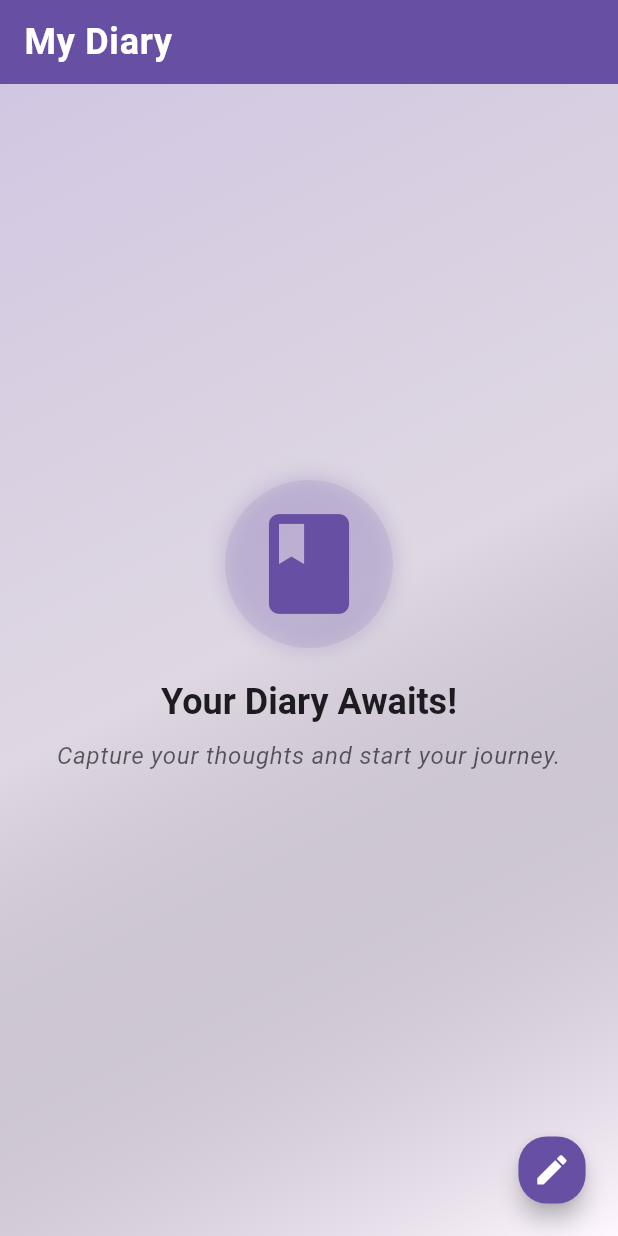
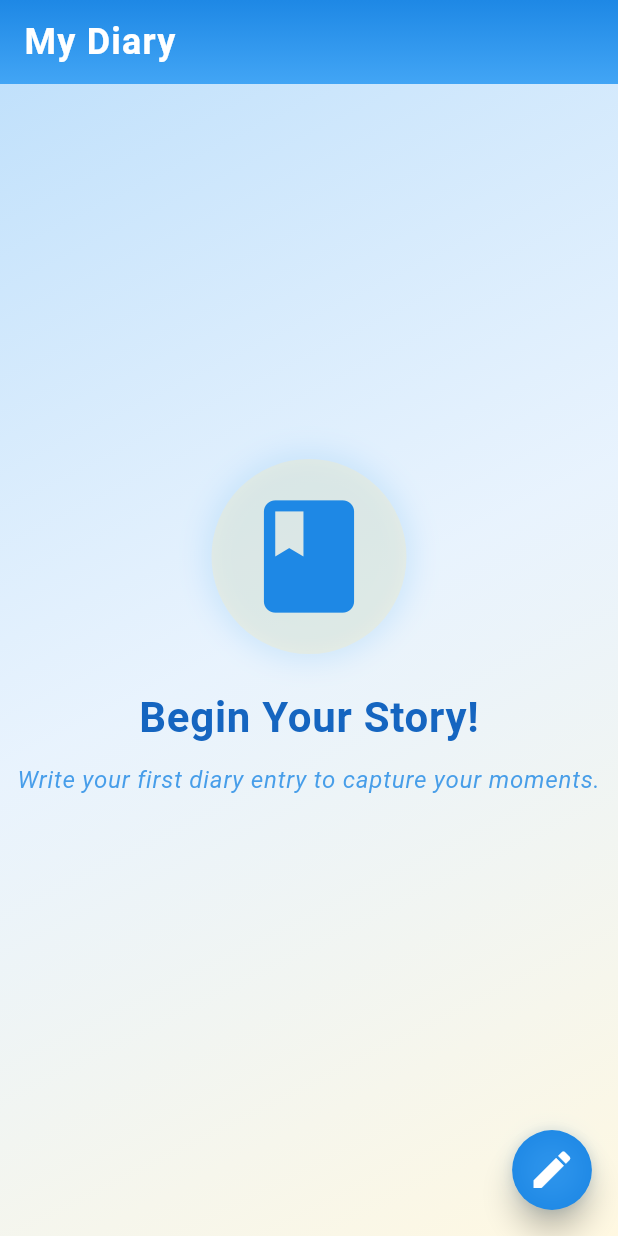
Before and after one commit to lshee9008/EmoTrack, a Flutter app: the screen it shows after launch, on a phone screen of 412 x 824 dp. Run offline on Flutter 3.47's test engine with Material 3 defaults, Android fonts, the phone set to English and light mode, and no system bars; our stand-ins replace flutter_staggered_animations, sqflite_common_ffi; accounts and stored records are empty.

Commit message:
홈스크린 파란색감으로 변경

```diff
--- a/front/emotrack_front/lib/screens/home_screen.dart
+++ b/front/emotrack_front/lib/screens/home_screen.dart
@@ -6,61 +6,110 @@ import '../screens/diary_entry_screen.dart';
 import '../screens/diary_detail_screen.dart';
 import '../widgets/diary_card.dart';
 
-class HomeScreen extends StatelessWidget {
+class HomeScreen extends StatefulWidget {
   const HomeScreen({super.key});
+
+  @override
+  _HomeScreenState createState() => _HomeScreenState();
+}
+
+class _HomeScreenState extends State<HomeScreen>
+    with SingleTickerProviderStateMixin {
+  late AnimationController _fabController;
+  late Animation<double> _fabAnimation;
+
+  @override
+  void initState() {
+    super.initState();
+    _fabController = AnimationController(
+      vsync: this,
+      duration: const Duration(milliseconds: 1200),
+    )..repeat(reverse: true);
+    _fabAnimation = Tween<double>(
+      begin: 0.9,
+      end: 1.0,
+    ).animate(CurvedAnimation(parent: _fabController, curve: Curves.easeInOut));
+  }
+
+  @override
+  void dispose() {
+    _fabController.dispose();
+    super.dispose();
+  }
 
   Future<bool?> _showDeleteDialog(BuildContext context, ThemeData theme) {
     return showDialog<bool>(
       context: context,
+      barrierColor: Colors.black.withOpacity(0.3),
       builder: (context) => Dialog(
         shape: RoundedRectangleBorder(
-          borderRadius: BorderRadius.circular(20.0),
+          borderRadius: BorderRadius.circular(24.0),
         ),
-        backgroundColor: theme.colorScheme.surface.withOpacity(0.95),
-        elevation: 8,
+        backgroundColor: theme.colorScheme.surface.withOpacity(0.9),
+        elevation: 10,
         child: Container(
-          padding: const EdgeInsets.all(20.0),
+          padding: const EdgeInsets.all(24.0),
           decoration: BoxDecoration(
-            borderRadius: BorderRadius.circular(20.0),
+            borderRadius: BorderRadius.circular(24.0),
             border: Border.all(
-              color: theme.colorScheme.primary.withOpacity(0.3),
+              color: theme.colorScheme.onSurface.withOpacity(0.2),
               width: 1.5,
             ),
+            boxShadow: [
+              BoxShadow(
+                color: Colors.black.withOpacity(0.1),
+                blurRadius: 20,
+                spreadRadius: 5,
+              ),
+            ],
           ),
           child: Column(
             mainAxisSize: MainAxisSize.min,
             children: [
               Text(
-                'Delete Diary',
+                'Delete Diary Entry',
                 style: theme.textTheme.titleLarge?.copyWith(
-                  fontWeight: FontWeight.bold,
+                  fontWeight: FontWeight.w700,
                   color: theme.colorScheme.onSurface,
                 ),
               ),
-              const SizedBox(height: 12),
+              const SizedBox(height: 16),
               Text(
-                'Are you sure you want to delete this diary entry? This action cannot be undone.',
+                'Are you sure you want to delete this entry? This action is permanent.',
                 style: theme.textTheme.bodyMedium?.copyWith(
                   color: theme.colorScheme.onSurface.withOpacity(0.8),
+                  height: 1.4,
                 ),
                 textAlign: TextAlign.center,
               ),
-              const SizedBox(height: 20),
+              const SizedBox(height: 24),
               Row(
                 mainAxisAlignment: MainAxisAlignment.spaceEvenly,
                 children: [
                   TextButton(
+                    style: TextButton.styleFrom(
+                      padding: const EdgeInsets.symmetric(
+                        horizontal: 16,
+                        vertical: 12,
+                      ),
+                    ),
                     onPressed: () => Navigator.pop(context, false),
                     child: Text(
                       'Cancel',
                       style: TextStyle(
-                        color: theme.colorScheme.primary,
+                        color: Colors.blue.shade600,
                         fontWeight: FontWeight.w600,
                         fontSize: 16,
                       ),
                     ),
                   ),
                   TextButton(
+                    style: TextButton.styleFrom(
+                      padding: const EdgeInsets.symmetric(
+                        horizontal: 16,
+                        vertical: 12,
+                      ),
+                    ),
                     onPressed: () => Navigator.pop(context, true),
                     child: Text(
                       'Delete',
@@ -90,9 +139,9 @@ class HomeScreen extends StatelessWidget {
             begin: Alignment.topLeft,
             end: Alignment.bottomRight,
             colors: [
-              theme.colorScheme.primary.withOpacity(0.3),
-              theme.colorScheme.secondary.withOpacity(0.2),
-              theme.colorScheme.background,
+              Colors.blue.shade100,
+              Colors.blue.shade50.withOpacity(0.8),
+              Colors.amber.shade50,
             ],
             stops: const [0.0, 0.5, 1.0],
           ),
@@ -104,13 +153,13 @@ class HomeScreen extends StatelessWidget {
                 'My Diary',
                 style: theme.textTheme.headlineSmall?.copyWith(
                   fontWeight: FontWeight.w700,
-                  color: theme.colorScheme.onPrimary,
-                  letterSpacing: 0.5,
+                  color: Colors.white,
+                  letterSpacing: 0.8,
                 ),
               ),
-              backgroundColor: theme.colorScheme.primary,
-              elevation: 4,
-              shadowColor: theme.colorScheme.primary.withOpacity(0.3),
+              backgroundColor: Colors.blue.shade600,
+              elevation: 6,
+              shadowColor: Colors.blue.shade600.withOpacity(0.4),
               floating: true,
               snap: true,
               pinned: true,
@@ -120,10 +169,7 @@ class HomeScreen extends StatelessWidget {
                     gradient: LinearGradient(
                       begin: Alignment.topCenter,
                       end: Alignment.bottomCenter,
-                      colors: [
-                        theme.colorScheme.primary,
-                        theme.colorScheme.primary.withOpacity(0.7),
-                      ],
+                      colors: [Colors.blue.shade600, Colors.blue.shade400],
                     ),
                   ),
                 ),
@@ -134,8 +180,8 @@ class HomeScreen extends StatelessWidget {
                 onRefresh: () async {
                   await context.read<DiaryProvider>().fetchDiaries();
                 },
-                color: theme.colorScheme.onPrimary,
-                backgroundColor: theme.colorScheme.primary,
+                color: Colors.white,
+                backgroundColor: Colors.blue.shade600,
                 displacement: 20.0,
                 child: Consumer<DiaryProvider>(
                   builder: (context, provider, child) {
@@ -145,11 +191,12 @@ class HomeScreen extends StatelessWidget {
                         child: Center(
                           child: CircularProgressIndicator(
                             valueColor: AlwaysStoppedAnimation<Color>(
-                              theme.colorScheme.primary,
+                              Colors.blue.shade600,
                             ),
                             strokeWidth: 3.0,
-                            backgroundColor: theme.colorScheme.primary
-                                .withOpacity(0.2),
+                            backgroundColor: Colors.blue.shade100.withOpacity(
+                              0.3,
+                            ),
                           ),
                         ),
                       );
@@ -162,42 +209,42 @@ class HomeScreen extends StatelessWidget {
                             mainAxisAlignment: MainAxisAlignment.center,
                             children: [
                               Container(
-                                padding: const EdgeInsets.all(16.0),
+                                padding: const EdgeInsets.all(20.0),
                                 decoration: BoxDecoration(
                                   shape: BoxShape.circle,
-                                  color: theme.colorScheme.primary.withOpacity(
-                                    0.1,
-                                  ),
+                                  color: Colors.amber.shade100.withOpacity(0.3),
                                   boxShadow: [
                                     BoxShadow(
-                                      color: theme.colorScheme.primary
-                                          .withOpacity(0.2),
-                                      blurRadius: 10,
-                                      spreadRadius: 2,
+                                      color: Colors.blue.shade200.withOpacity(
+                                        0.3,
+                                      ),
+                                      blurRadius: 15,
+                                      spreadRadius: 5,
                                     ),
                                   ],
                                 ),
                                 child: Icon(
                                   Icons.book_rounded,
-                                  size: 80,
-                                  color: theme.colorScheme.primary,
+                                  size: 90,
+                                  color: Colors.blue.shade600,
                                 ),
                               ),
-                              const SizedBox(height: 20),
+                              const SizedBox(height: 24),
                               Text(
-                                'Your Diary Awaits!',
-                                style: theme.textTheme.headlineSmall?.copyWith(
+                                'Begin Your Story!',
+                                style: theme.textTheme.headlineMedium?.copyWith(
                                   fontWeight: FontWeight.bold,
-                                  color: theme.colorScheme.onSurface,
+                                  color: Colors.blue.shade800,
+                                  letterSpacing: 0.5,
                                 ),
                               ),
-                              const SizedBox(height: 8),
+                              const SizedBox(height: 12),
                               Text(
-                                'Capture your thoughts and start your journey.',
+                                'Write your first diary entry to capture your moments.',
                                 style: theme.textTheme.bodyLarge?.copyWith(
-                                  color: theme.colorScheme.onSurface
-                                      .withOpacity(0.7),
+                                  color: Colors.blue.shade600.withOpacity(0.8),
                                   fontStyle: FontStyle.italic,
+                                  height: 1.4,
                                 ),
                                 textAlign: TextAlign.center,
                               ),
@@ -212,19 +259,20 @@ class HomeScreen extends StatelessWidget {
                         shrinkWrap: true,
                         padding: const EdgeInsets.symmetric(
                           horizontal: 16.0,
-                          vertical: 16.0,
+                          vertical: 20.0,
                         ),
                         itemCount: provider.diaries.length,
                         itemBuilder: (context, index) {
                           final diary = provider.diaries[index];
                           return AnimationConfiguration.staggeredList(
                             position: index,
-                            duration: const Duration(milliseconds: 500),
+                            duration: const Duration(milliseconds: 600),
                             child: SlideAnimation(
-                              verticalOffset: 50.0,
+                              verticalOffset: 60.0,
                               child: FadeInAnimation(
                                 child: ScaleAnimation(
-                                  scale: 0.95,
+                                  scale: 0.9,
+                                  child: BounceAnimation(
                                     child: Padding(
                                       padding: const EdgeInsets.only(
                                         bottom: 16.0,
@@ -256,7 +304,7 @@ class HomeScreen extends StatelessWidget {
                                                     );
                                                     const end = Offset.zero;
                                                     const curve =
-                                                      Curves.easeInOut;
+                                                        Curves.easeInOutCubic;
                                                     var tween =
                                                         Tween(
                                                           begin: begin,
@@ -270,7 +318,10 @@ class HomeScreen extends StatelessWidget {
                                                         animation.drive(tween);
                                                     return SlideTransition(
                                                       position: offsetAnimation,
+                                                      child: FadeTransition(
+                                                        opacity: animation,
                                                         child: child,
+                                                      ),
                                                     );
                                                   },
                                             ),
@@ -296,7 +347,7 @@ class HomeScreen extends StatelessWidget {
                                                     'Diary deleted successfully',
                                                   ),
                                                   backgroundColor:
-                                                    theme.colorScheme.primary,
+                                                      Colors.blue.shade600,
                                                   duration: const Duration(
                                                     seconds: 2,
                                                   ),
@@ -308,7 +359,10 @@ class HomeScreen extends StatelessWidget {
                                                           12.0,
                                                         ),
                                                   ),
-                                                elevation: 6,
+                                                  elevation: 8,
+                                                  margin: const EdgeInsets.all(
+                                                    16.0,
+                                                  ),
                                                 ),
                                               );
                                             } catch (e) {
@@ -331,12 +385,16 @@ class HomeScreen extends StatelessWidget {
                                                           12.0,
                                                         ),
                                                   ),
-                                                elevation: 6,
+                                                  elevation: 8,
+                                                  margin: const EdgeInsets.all(
+                                                    16.0,
+                                                  ),
                                                 ),
                                               );
                                             }
                                           }
                                         },
+                                      ),
                                     ),
                                   ),
                                 ),
@@ -354,16 +412,7 @@ class HomeScreen extends StatelessWidget {
         ),
       ),
       floatingActionButton: ScaleTransition(
-        scale: Tween<double>(begin: 0.8, end: 1.0).animate(
-          CurvedAnimation(
-            parent: AnimationController(
-              vsync: Navigator.of(context),
-              duration: const Duration(milliseconds: 600),
-              value: 1.0,
-            )..repeat(reverse: true),
-            curve: Curves.easeInOut,
-          ),
-        ),
+        scale: _fabAnimation,
         child: FloatingActionButton(
           onPressed: () {
             Navigator.push(
@@ -375,7 +424,7 @@ class HomeScreen extends StatelessWidget {
                     (context, animation, secondaryAnimation, child) {
                       const begin = Offset(0.0, 1.0);
                       const end = Offset.zero;
-                      const curve = Curves.easeInOut;
+                      const curve = Curves.easeInOutCubic;
                       var tween = Tween(
                         begin: begin,
                         end: end,
@@ -383,22 +432,73 @@ class HomeScreen extends StatelessWidget {
                       var offsetAnimation = animation.drive(tween);
                       return SlideTransition(
                         position: offsetAnimation,
-                        child: child,
+                        child: FadeTransition(opacity: animation, child: child),
                       );
                     },
               ),
             );
           },
-          backgroundColor: theme.colorScheme.primary,
-          foregroundColor: theme.colorScheme.onPrimary,
+          backgroundColor: Colors.blue.shade600,
+          foregroundColor: Colors.white,
           shape: RoundedRectangleBorder(
-            borderRadius: BorderRadius.circular(24.0),
+            borderRadius: BorderRadius.circular(28.0),
           ),
-          elevation: 6,
-          child: const Icon(Icons.edit, size: 32),
-          tooltip: 'Write New Diary Entry',
+          elevation: 8,
+          child: Container(
+            decoration: BoxDecoration(
+              shape: BoxShape.circle,
+              boxShadow: [
+                BoxShadow(
+                  color: Colors.blue.shade400.withOpacity(0.4),
+                  blurRadius: 15,
+                  spreadRadius: 4,
+                ),
+              ],
+            ),
+            child: const Icon(Icons.edit, size: 34),
+          ),
+          tooltip: 'Create New Diary Entry',
         ),
       ),
     );
   }
 }
+
+class BounceAnimation extends StatefulWidget {
+  final Widget child;
+
+  const BounceAnimation({required this.child, super.key});
+
+  @override
+  _BounceAnimationState createState() => _BounceAnimationState();
+}
+
+class _BounceAnimationState extends State<BounceAnimation>
+    with SingleTickerProviderStateMixin {
+  late AnimationController _controller;
+  late Animation<double> _animation;
+
+  @override
+  void initState() {
+    super.initState();
+    _controller = AnimationController(
+      vsync: this,
+      duration: const Duration(milliseconds: 800),
+    );
+    _animation = Tween<double>(begin: 0.98, end: 1.0).animate(
+      CurvedAnimation(parent: _controller, curve: Curves.easeInOutBack),
+    );
+    _controller.forward();
+  }
+
+  @override
+  void dispose() {
+    _controller.dispose();
+    super.dispose();
+  }
+
+  @override
+  Widget build(BuildContext context) {
+    return ScaleTransition(scale: _animation, child: widget.child);
+  }
+}
```
Lines whose indentation alone changed are shown as unchanged.
